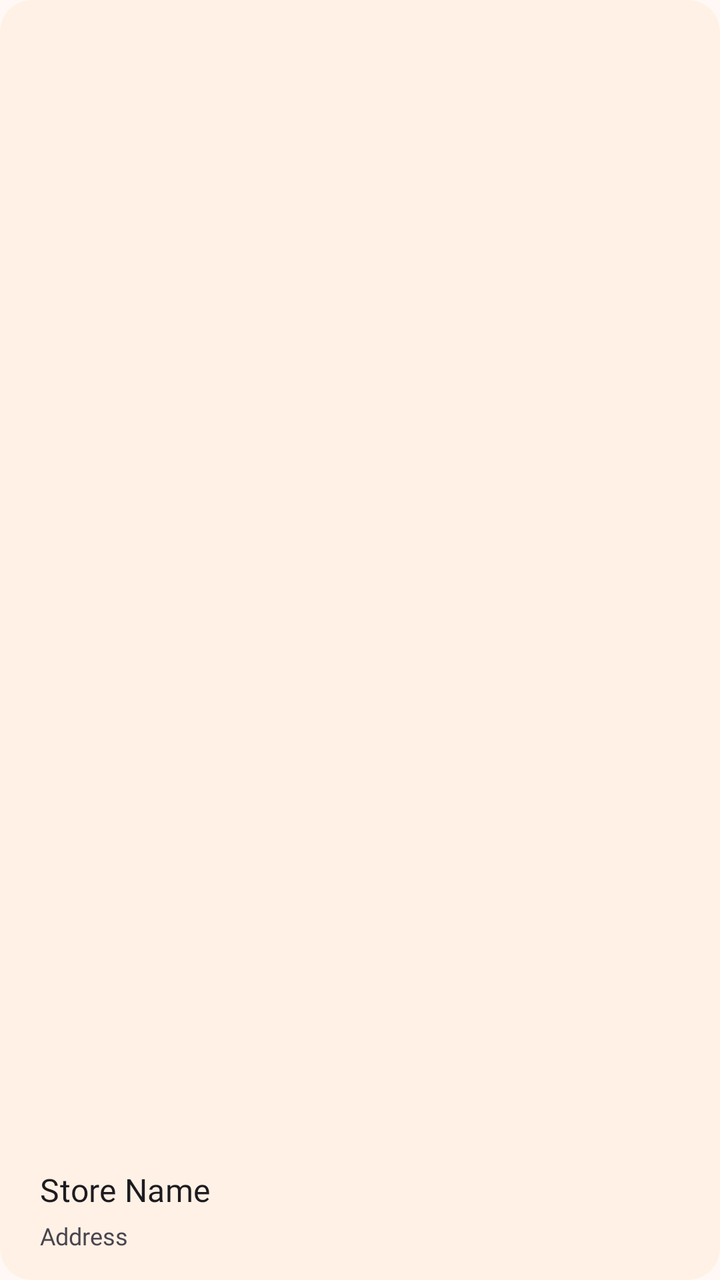
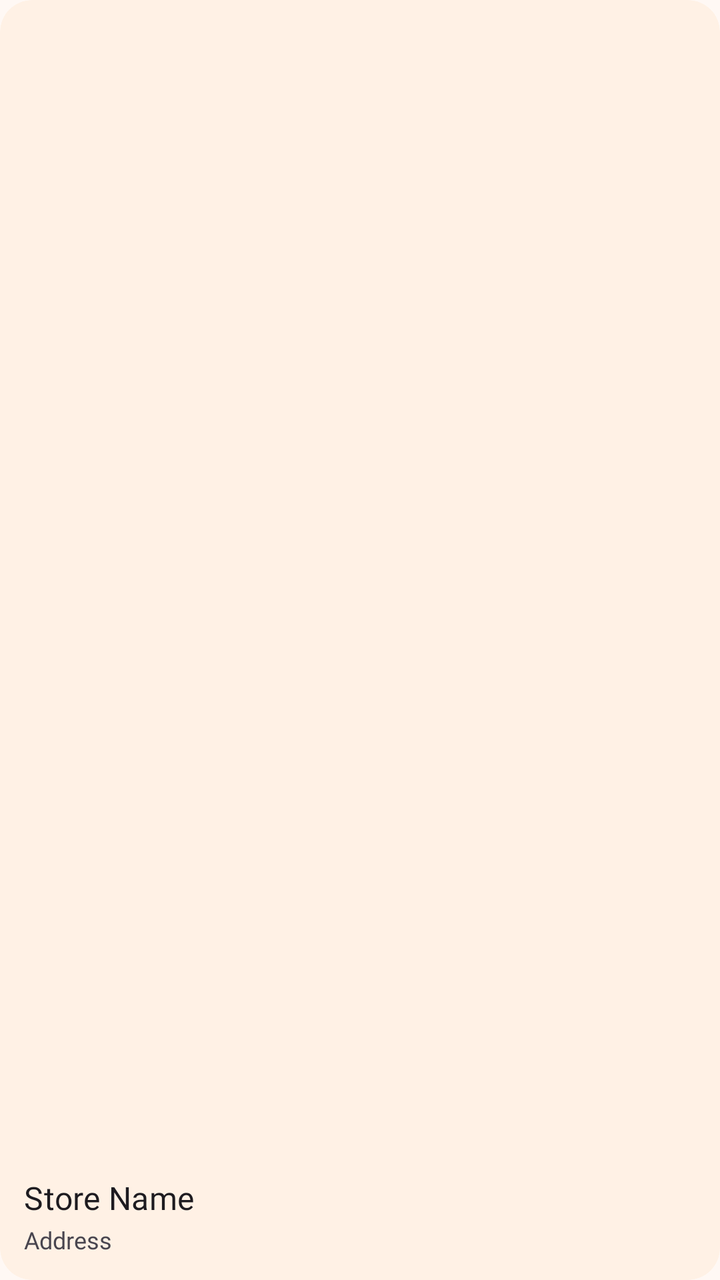

Compare the two renders of this Android layout. The source of the first and the diff that turns it into the second are given below.
<!-- AndroidManifest.xml: application theme Theme.DClassicsBooks -->
<!-- res/layout/item_carousel.xml -->
<?xml version="1.0" encoding="utf-8"?>
<com.google.android.material.card.MaterialCardView xmlns:android="http://schemas.android.com/apk/res/android"
    xmlns:app="http://schemas.android.com/apk/res-auto"
    android:layout_width="match_parent"
    android:layout_height="match_parent"
    app:shapeAppearance="@style/ShapeAppearance.Material3.Corner.Large">

    <androidx.constraintlayout.widget.ConstraintLayout
        android:layout_width="match_parent"
        android:layout_height="match_parent">

        <ImageView
            android:id="@+id/iv_store_bg"
            android:layout_width="0dp"
            android:layout_height="0dp"
            android:scaleType="centerCrop"
            android:contentDescription="Store"
            app:layout_constraintTop_toTopOf="parent"
            app:layout_constraintBottom_toBottomOf="parent"
            app:layout_constraintStart_toStartOf="parent"
            app:layout_constraintEnd_toEndOf="parent"/>

        
        <View
            android:layout_width="0dp"
            android:layout_height="0dp"
            app:layout_constraintTop_toTopOf="parent"
            app:layout_constraintBottom_toBottomOf="parent"
            app:layout_constraintStart_toStartOf="parent"
            app:layout_constraintEnd_toEndOf="parent"/>

        <TextView
            android:id="@+id/tv_store_name"
            android:layout_width="0dp"
            android:layout_height="wrap_content"
            android:text="Store Name"
            android:textAppearance="?attr/textAppearanceTitleMedium"
            android:paddingHorizontal="@dimen/space250"
            android:layout_marginBottom="@dimen/space050"
            app:layout_constraintBottom_toTopOf="@id/tv_store_address"
            app:layout_constraintStart_toStartOf="parent"
            app:layout_constraintEnd_toEndOf="parent"/>

        <TextView
            android:id="@+id/tv_store_address"
            android:layout_width="0dp"
            android:layout_height="wrap_content"
            android:text="Address"
            android:textAppearance="?attr/textAppearanceBodySmall"
            android:paddingHorizontal="@dimen/space250"
            android:paddingBottom="@dimen/space175"
            app:layout_constraintBottom_toBottomOf="parent"
            app:layout_constraintStart_toStartOf="parent"
            app:layout_constraintEnd_toEndOf="parent"/>

    </androidx.constraintlayout.widget.ConstraintLayout>
</com.google.android.material.card.MaterialCardView>
<!-- resources referenced by this layout -->
<resources>
  <dimen name="space050">4dp</dimen>
  <dimen name="space175">14dp</dimen>
  <dimen name="space250">20dp</dimen>
  <style name="Theme.DClassicsBooks" parent="Theme.DClassicsBooks.Base" />
  <color name="primary">#4E3000</color>
  <color name="white">#FFFFFF</color>
  <color name="primary_container">#926421</color>
  <color name="secondary">#45331C</color>
  <color name="secondary_container">#80694E</color>
  <color name="accent">#00385F</color>
  <color name="accent_container">#43709D</color>
  <color name="error">#740006</color>
  <color name="error_container">#CF2C27</color>
  <color name="surface">#FFF8F4</color>
  <color name="surface_container_low">#FFF1E5</color>
  <color name="surface_container">#F3E6DA</color>
  <color name="surface_container_high">#DCCFC4</color>
  <color name="outline">#5C5144</color>
  <color name="outline_variant">#776B5E</color>
  <color name="on_surface">#161009</color>
  <color name="on_surface_variant">#3E3429</color>
  <style name="Typography.DisplayLarge" parent="TextAppearance.Material3.DisplayLarge">
          <item name="fontFamily">@font/aleo_semibold</item>
          <item name="android:fontFamily">@font/aleo_semibold</item>
      </style>
  <style name="Typography.DisplayMedium" parent="TextAppearance.Material3.DisplayMedium">
          <item name="fontFamily">@font/aleo_semibold</item>
          <item name="android:fontFamily">@font/aleo_semibold</item>
      </style>
  <style name="Typography.DisplaySmall" parent="TextAppearance.Material3.DisplaySmall">
          <item name="fontFamily">@font/aleo_semibold</item>
          <item name="android:fontFamily">@font/aleo_semibold</item>
      </style>
  <style name="Typography.HeadlineLarge" parent="TextAppearance.Material3.HeadlineLarge">
          <item name="fontFamily">@font/aleo_semibold</item>
          <item name="android:fontFamily">@font/aleo_semibold</item>
      </style>
  <style name="Typography.HeadlineMedium" parent="TextAppearance.Material3.HeadlineMedium">
          <item name="fontFamily">@font/aleo_semibold</item>
          <item name="android:fontFamily">@font/aleo_semibold</item>
      </style>
  <style name="Typography.HeadlineSmall" parent="TextAppearance.Material3.HeadlineSmall">
          <item name="fontFamily">@font/aleo_semibold</item>
          <item name="android:fontFamily">@font/aleo_semibold</item>
      </style>
  <style name="Typography.TitleLarge" parent="TextAppearance.Material3.TitleLarge">
          <item name="fontFamily">@font/aleo_semibold</item>
          <item name="android:fontFamily">@font/aleo_semibold</item>
      </style>
  <style name="Typography.TitleMedium" parent="TextAppearance.Material3.TitleMedium">
          <item name="fontFamily">@font/aleo_semibold</item>
          <item name="android:fontFamily">@font/aleo_semibold</item>
      </style>
  <style name="Typography.TitleSmall" parent="TextAppearance.Material3.TitleSmall">
          <item name="fontFamily">@font/aleo_semibold</item>
          <item name="android:fontFamily">@font/aleo_semibold</item>
      </style>
  <style name="Typography.LabelLarge" parent="TextAppearance.Material3.LabelLarge">
          <item name="fontFamily">@font/inter_medium</item>
          <item name="android:fontFamily">@font/inter_medium</item>
      </style>
  <style name="Typography.LabelMedium" parent="TextAppearance.Material3.LabelMedium">
          <item name="fontFamily">@font/inter_medium</item>
          <item name="android:fontFamily">@font/inter_medium</item>
      </style>
  <style name="Typography.LabelSmall" parent="TextAppearance.Material3.LabelSmall">
          <item name="fontFamily">@font/inter_medium</item>
          <item name="android:fontFamily">@font/inter_medium</item>
      </style>
  <style name="Widget.DClassicsBooks.CardView" parent="Widget.Material3.CardView.Filled">
          <item name="cardBackgroundColor">?attr/colorSurfaceContainerLow</item>
          <item name="strokeWidth">0dp</item>
      </style>
  <!-- unchanged entries left out for length: 4 -->
</resources>

<!-- the commit's change to res/layout/item_carousel.xml (unified diff, before → after) -->
@@ -5,53 +5,44 @@
     android:layout_height="match_parent"
     app:shapeAppearance="@style/ShapeAppearance.Material3.Corner.Large">
 
-    <androidx.constraintlayout.widget.ConstraintLayout
+    <LinearLayout
         android:layout_width="match_parent"
-        android:layout_height="match_parent">
+        android:layout_height="match_parent"
+        android:orientation="vertical">
 
         <ImageView
             android:id="@+id/iv_store_bg"
-            android:layout_width="0dp"
+            android:layout_width="match_parent"
             android:layout_height="0dp"
+            android:layout_weight="1"
             android:scaleType="centerCrop"
-            android:contentDescription="Store"
-            app:layout_constraintTop_toTopOf="parent"
-            app:layout_constraintBottom_toBottomOf="parent"
-            app:layout_constraintStart_toStartOf="parent"
-            app:layout_constraintEnd_toEndOf="parent"/>
+            android:contentDescription="Store"/>
 
-        
-        <View
-            android:layout_width="0dp"
-            android:layout_height="0dp"
-            app:layout_constraintTop_toTopOf="parent"
-            app:layout_constraintBottom_toBottomOf="parent"
-            app:layout_constraintStart_toStartOf="parent"
-            app:layout_constraintEnd_toEndOf="parent"/>
+        <LinearLayout
+            android:layout_width="match_parent"
+            android:layout_height="wrap_content"
+            android:orientation="vertical"
+            android:padding="@dimen/space150">
 
-        <TextView
-            android:id="@+id/tv_store_name"
-            android:layout_width="0dp"
-            android:layout_height="wrap_content"
-            android:text="Store Name"
-            android:textAppearance="?attr/textAppearanceTitleMedium"
-            android:paddingHorizontal="@dimen/space250"
-            android:layout_marginBottom="@dimen/space050"
-            app:layout_constraintBottom_toTopOf="@id/tv_store_address"
-            app:layout_constraintStart_toStartOf="parent"
-            app:layout_constraintEnd_toEndOf="parent"/>
+            <TextView
+                android:id="@+id/tv_store_name"
+                android:layout_width="match_parent"
+                android:layout_height="wrap_content"
+                android:text="Store Name"
+                android:textAppearance="?attr/textAppearanceTitleMedium"
+                android:maxLines="1"
+                android:ellipsize="end"
+                android:layout_marginBottom="@dimen/space025"/>
 
-        <TextView
-            android:id="@+id/tv_store_address"
-            android:layout_width="0dp"
-            android:layout_height="wrap_content"
-            android:text="Address"
-            android:textAppearance="?attr/textAppearanceBodySmall"
-            android:paddingHorizontal="@dimen/space250"
-            android:paddingBottom="@dimen/space175"
-            app:layout_constraintBottom_toBottomOf="parent"
-            app:layout_constraintStart_toStartOf="parent"
-            app:layout_constraintEnd_toEndOf="parent"/>
+            <TextView
+                android:id="@+id/tv_store_address"
+                android:layout_width="match_parent"
+                android:layout_height="wrap_content"
+                android:text="Address"
+                android:textAppearance="?attr/textAppearanceBodySmall"
+                android:maxLines="1"
+                android:ellipsize="end"/>
 
-    </androidx.constraintlayout.widget.ConstraintLayout>
+        </LinearLayout>
+    </LinearLayout>
 </com.google.android.material.card.MaterialCardView>
<!-- resource entries referenced after the edit -->
@@ -1,8 +1,7 @@
 <!-- resources referenced by this layout -->
 <resources>
-  <dimen name="space050">4dp</dimen>
-  <dimen name="space175">14dp</dimen>
-  <dimen name="space250">20dp</dimen>
+  <dimen name="space025">2dp</dimen>
+  <dimen name="space150">12dp</dimen>
   <style name="Theme.DClassicsBooks" parent="Theme.DClassicsBooks.Base" />
   <color name="primary">#4E3000</color>
   <color name="white">#FFFFFF</color>
